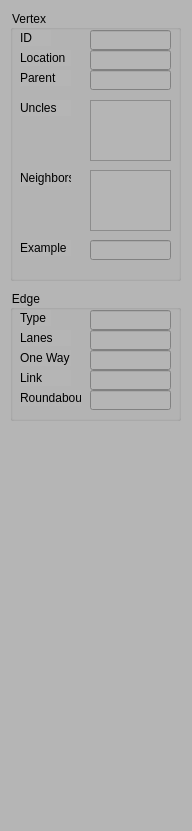
This is UrbanSimulator/PropertyWidget.ui in gnishida/StreetDesigner as Qt 5 draws it before an edit. The edited form follows.
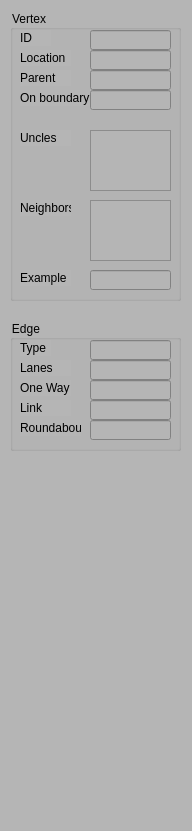
This is the edited form.

```diff
--- a/UrbanSimulator/PropertyWidget.ui
+++ b/UrbanSimulator/PropertyWidget.ui
@@ -24,7 +24,7 @@
         <property name="geometry">
           <rect>
             <x>10</x>
-            <y>290</y>
+      <y>320</y>
             <width>171</width>
             <height>131</height>
           </rect>
@@ -154,7 +154,7 @@
             <x>10</x>
             <y>10</y>
             <width>171</width>
-            <height>271</height>
+      <height>291</height>
           </rect>
         </property>
         <property name="title">
@@ -210,7 +210,7 @@
           <property name="geometry">
             <rect>
               <x>10</x>
-              <y>160</y>
+       <y>190</y>
               <width>51</width>
               <height>16</height>
             </rect>
@@ -223,7 +223,7 @@
           <property name="geometry">
             <rect>
               <x>80</x>
-              <y>160</y>
+       <y>190</y>
               <width>81</width>
               <height>61</height>
             </rect>
@@ -233,7 +233,7 @@
           <property name="geometry">
             <rect>
               <x>10</x>
-              <y>230</y>
+       <y>260</y>
               <width>51</width>
               <height>16</height>
             </rect>
@@ -246,7 +246,7 @@
           <property name="geometry">
             <rect>
               <x>80</x>
-              <y>230</y>
+       <y>260</y>
               <width>81</width>
               <height>20</height>
             </rect>
@@ -269,7 +269,7 @@
           <property name="geometry">
             <rect>
               <x>10</x>
-              <y>90</y>
+       <y>120</y>
               <width>51</width>
               <height>16</height>
             </rect>
@@ -292,12 +292,35 @@
           <property name="geometry">
             <rect>
               <x>80</x>
-              <y>90</y>
+       <y>120</y>
               <width>81</width>
               <height>61</height>
             </rect>
           </property>
         </widget>
+    <widget class="QLabel" name="label_14">
+     <property name="geometry">
+      <rect>
+       <x>10</x>
+       <y>80</y>
+       <width>71</width>
+       <height>16</height>
+      </rect>
+     </property>
+     <property name="text">
+      <string>On boundary?</string>
+     </property>
+    </widget>
+    <widget class="QLineEdit" name="lineEditVertexOnBoundary">
+     <property name="geometry">
+      <rect>
+       <x>80</x>
+       <y>80</y>
+       <width>81</width>
+       <height>20</height>
+      </rect>
+     </property>
+    </widget>
       </widget>
     </widget>
   </widget>
```
Lines whose indentation alone changed are shown as unchanged.
